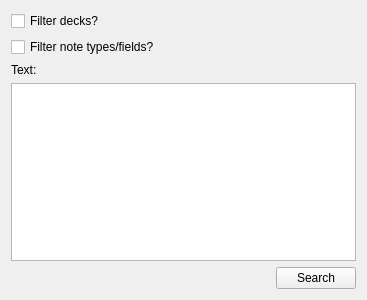
This is designer/search.ui in ll-in-anki/find-missing-words as Qt 5 draws it before an edit. The edited form follows.
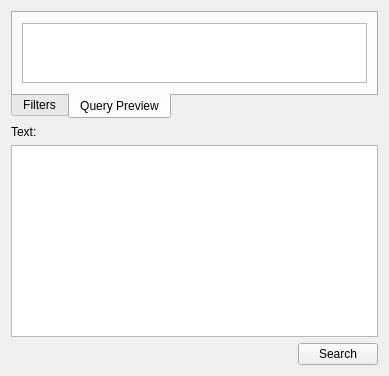
This is the edited form. The open tabs and pages were chosen to show the change.

Commit message: Update designer file for search, add missing note field tree

The edit to the form file:
```diff
--- a/designer/search.ui
+++ b/designer/search.ui
@@ -6,8 +6,8 @@
    <rect>
     <x>0</x>
     <y>0</y>
-    <width>367</width>
-    <height>300</height>
+    <width>389</width>
+    <height>376</height>
    </rect>
   </property>
   <property name="windowTitle">
@@ -15,6 +15,31 @@
   </property>
   <layout class="QVBoxLayout" name="verticalLayout">
    <item>
+    <widget class="QTabWidget" name="tabWidget">
+     <property name="sizePolicy">
+      <sizepolicy hsizetype="Expanding" vsizetype="Minimum">
+       <horstretch>0</horstretch>
+       <verstretch>0</verstretch>
+      </sizepolicy>
+     </property>
+     <property name="tabPosition">
+      <enum>QTabWidget::South</enum>
+     </property>
+     <property name="currentIndex">
+      <number>0</number>
+     </property>
+     <widget class="QWidget" name="tab">
+      <property name="sizePolicy">
+       <sizepolicy hsizetype="Preferred" vsizetype="Minimum">
+        <horstretch>0</horstretch>
+        <verstretch>0</verstretch>
+       </sizepolicy>
+      </property>
+      <attribute name="title">
+       <string>Filters</string>
+      </attribute>
+      <layout class="QVBoxLayout" name="verticalLayout_2">
+       <item>
     <layout class="QHBoxLayout" name="filter_decks_hbox">
      <item>
       <widget class="QCheckBox" name="filter_decks_checkbox">
@@ -61,6 +86,45 @@
       </spacer>
      </item>
     </layout>
+       </item>
+      </layout>
+     </widget>
+     <widget class="QWidget" name="tab_2">
+      <property name="sizePolicy">
+       <sizepolicy hsizetype="Preferred" vsizetype="Minimum">
+        <horstretch>0</horstretch>
+        <verstretch>0</verstretch>
+       </sizepolicy>
+      </property>
+      <attribute name="title">
+       <string>Query Preview</string>
+      </attribute>
+      <layout class="QVBoxLayout" name="verticalLayout_3">
+       <item>
+        <widget class="QTextEdit" name="query_preview">
+         <property name="sizePolicy">
+          <sizepolicy hsizetype="Expanding" vsizetype="Fixed">
+           <horstretch>0</horstretch>
+           <verstretch>0</verstretch>
+          </sizepolicy>
+         </property>
+         <property name="maximumSize">
+          <size>
+           <width>16777215</width>
+           <height>60</height>
+          </size>
+         </property>
+         <property name="readOnly">
+          <bool>true</bool>
+         </property>
+         <property name="acceptRichText">
+          <bool>false</bool>
+         </property>
+        </widget>
+       </item>
+      </layout>
+     </widget>
+    </widget>
    </item>
    <item>
     <widget class="QLabel" name="label">
```
Left out of the diff: 4 changed lines with no effect on the pictures. Lines whose indentation alone changed are shown as unchanged. The commit also changes 2 other files.
